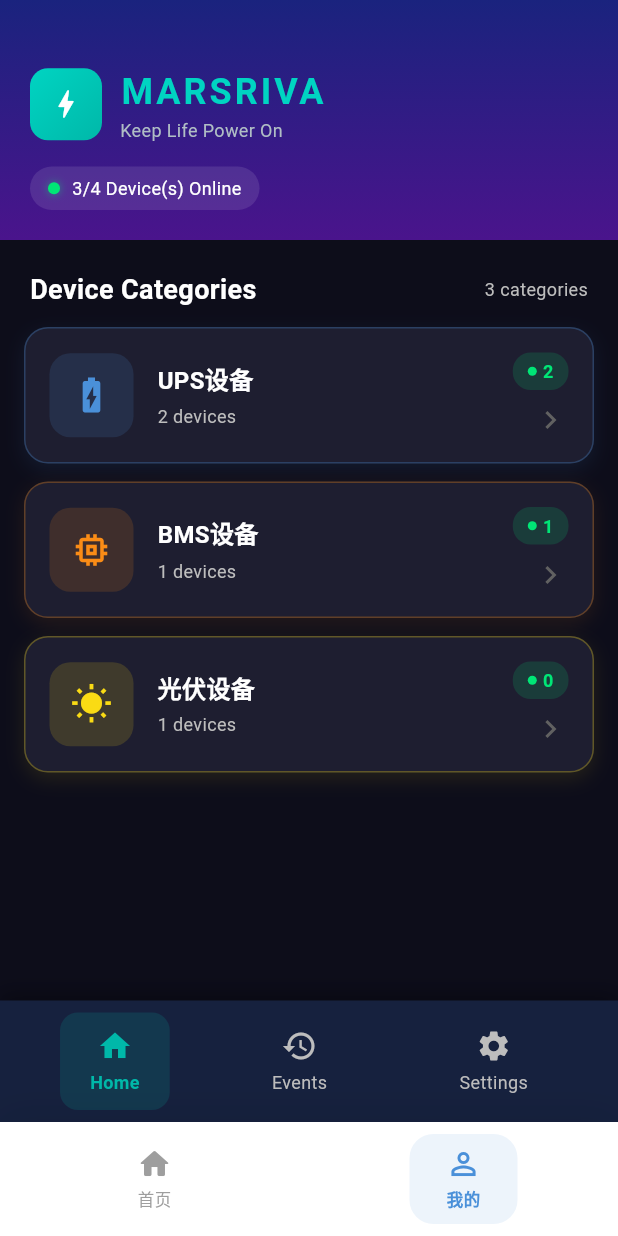
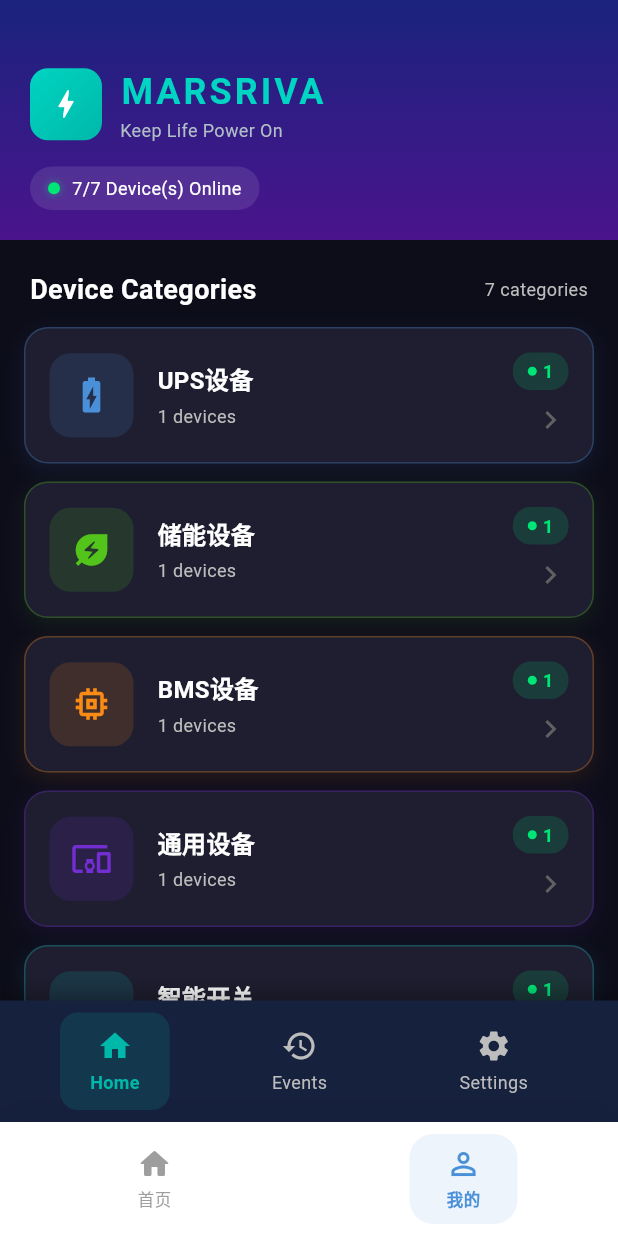
Before and after one commit to kikoguo/ups-monitor-app, a Flutter app: the screen it shows after launch, after a tap on "我的", on a phone screen of 412 x 824 dp. Run offline on Flutter 3.47's test engine with Material 3 defaults, Android fonts, the phone set to English and light mode, and no system bars; our stand-ins replace equatable, shared_preferences; network calls fail; statements that could not run were skipped.

Commit message:
fix: 1.添加设备同步显示在我的页面 2.添加WiFi/蓝牙连接方式和密码输入 3.修复手机访问问题

```diff
--- a/lib/screens/home_screen.dart
+++ b/lib/screens/home_screen.dart
@@ -5,6 +5,7 @@
 import 'package:ups_monitor_app/models/smart_device.dart';
 import 'package:ups_monitor_app/screens/device_list_screen.dart';
 import 'package:ups_monitor_app/services/locale_service.dart';
+import 'package:ups_monitor_app/services/storage_service.dart';
 
 class HomeScreen extends StatefulWidget {
   const HomeScreen({super.key});
@@ -15,9 +16,28 @@
 
 class _HomeScreenState extends State<HomeScreen> {
   int _currentIndex = 0;
+  List<SmartDevice> _userDevices = [];
+  bool _isLoading = true;
 
-  // 模拟用户绑定的设备数据
-  final List<SmartDevice> _userDevices = [
+  @override
+  void initState() {
+    super.initState();
+    _loadDevices();
+  }
+
+  Future<void> _loadDevices() async {
+    final storageService = context.read<StorageService>();
+    final devices = await storageService.loadSmartDevices();
+    if (mounted) {
+      setState(() {
+        _userDevices = devices;
+        _isLoading = false;
+      });
+    }
+  }
+
+  // 模拟用户绑定的设备数据（作为默认数据，如果本地没有设备则显示）
+  List<SmartDevice> get _defaultDevices => [
     SmartDevice(
       id: 'ups_001',
       name: '办公室UPS',
@@ -138,14 +158,21 @@
   Widget _buildCategoryPage(LocaleService localeService) {
     final t = localeService.t;
 
+    // 使用本地设备，如果没有则显示默认设备
+    final displayDevices = _userDevices.isNotEmpty ? _userDevices : _defaultDevices;
+
     // 按设备类型分组统计
     final Map<DeviceType, List<SmartDevice>> groupedDevices = {};
-    for (final device in _userDevices) {
+    for (final device in displayDevices) {
       groupedDevices.putIfAbsent(device.type, () => []).add(device);
     }
 
     // 在线设备数
-    final onlineCount = _userDevices.where((d) => d.isOnline).length;
+    final onlineCount = displayDevices.where((d) => d.isOnline).length;
+
+    if (_isLoading) {
+      return const Center(child: CircularProgressIndicator(color: AppTheme.primaryColor));
+    }
 
     return CustomScrollView(
       slivers: [
@@ -238,10 +265,11 @@
   }
 
   Widget _buildCategoryCard(DeviceType type, int totalCount, int onlineCount, LocaleService localeService) {
+    final displayDevices = _userDevices.isNotEmpty ? _userDevices : _defaultDevices;
     return InkWell(
       onTap: () {
         // 进入该分类的设备列表页
-        final devices = _userDevices.where((d) => d.type == type).toList();
+        final devices = displayDevices.where((d) => d.type == type).toList();
         Navigator.push(
           context,
           MaterialPageRoute(
```
Also changed, not shown: lib/screens/device_grid_screen.dart (+80 -5 lines).
